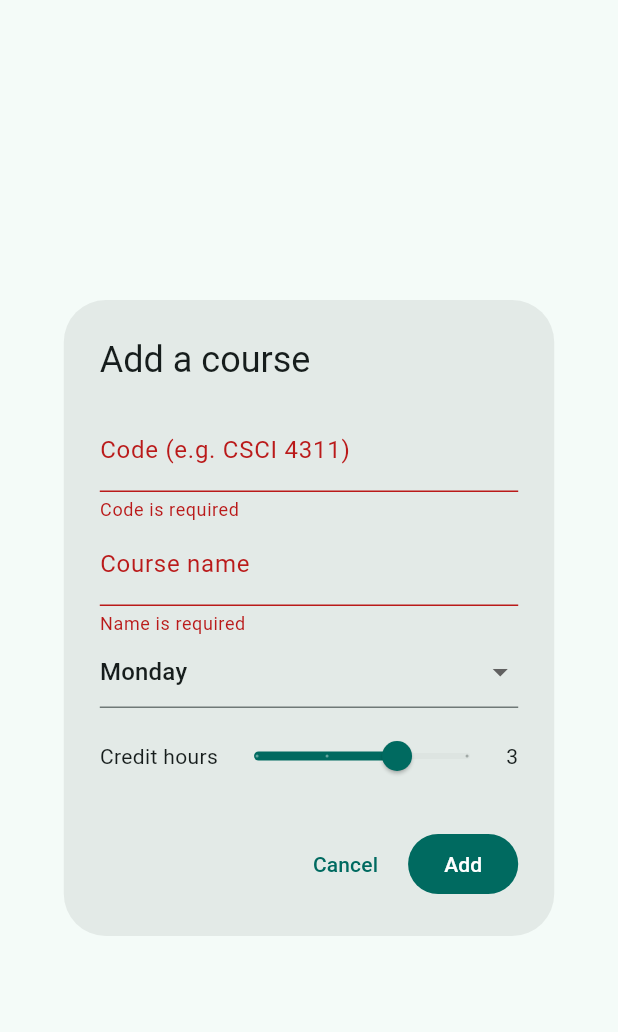
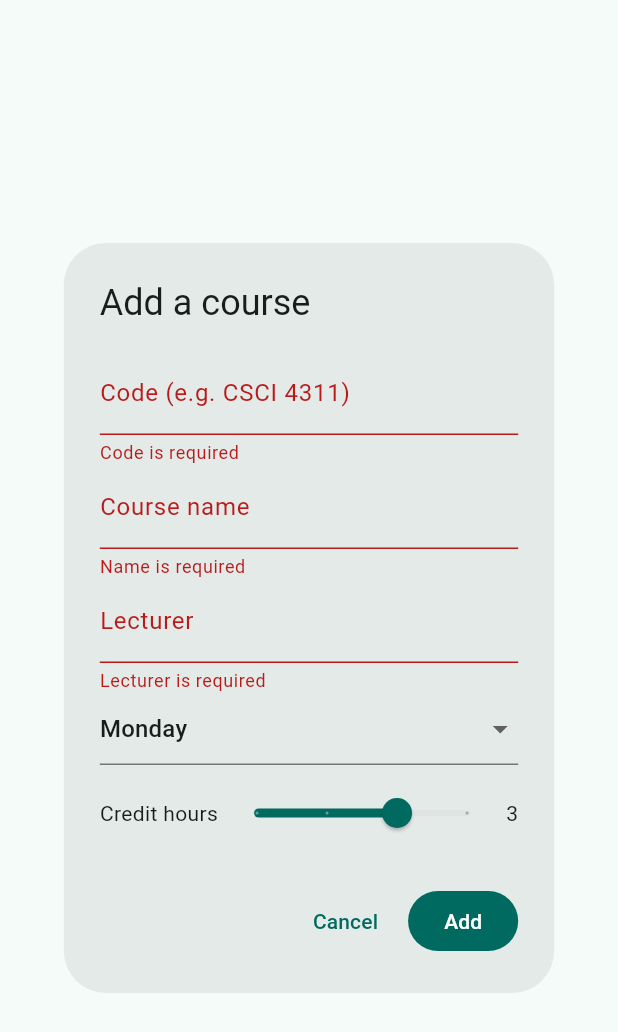
Before and after one commit to AhammadAliPK/campus_buddy_kict, a Flutter app: the AddCourseDialog widget shown alone on an empty page, opened directly with empty values, after a tap on "Add", on a phone screen of 412 x 824 dp. Shown: the top 1032 px of the screen. Run offline on Flutter 3.47's test engine with Material 3 defaults, Android fonts, the phone set to English and light mode, and no system bars.

Commit message:
week 5: instructor field in add dialog

```diff
--- a/lib/add_course_dialog.dart
+++ b/lib/add_course_dialog.dart
@@ -15,6 +15,7 @@ class _AddCourseDialogState extends State<AddCourseDialog> {
   final _formKey = GlobalKey<FormState>();
   final _codeCtrl = TextEditingController();
   final _nameCtrl = TextEditingController();
+  final _lecturerCtrl = TextEditingController();
 
   String _day = 'Monday';
   static const _days = [
@@ -31,6 +32,7 @@ class _AddCourseDialogState extends State<AddCourseDialog> {
   void dispose() {
     _codeCtrl.dispose();
     _nameCtrl.dispose();
+    _lecturerCtrl.dispose();
     super.dispose();
   }
 
@@ -39,7 +41,7 @@ class _AddCourseDialogState extends State<AddCourseDialog> {
     final course = Course(
       code: _codeCtrl.text.trim().toUpperCase(),
       name: _nameCtrl.text.trim(),
-      lecturer: 'TBA',
+      lecturer: _lecturerCtrl.text.trim(),
       day: _day,
       time: '08:00 - 10:00',
       creditHours: _creditHours,
@@ -84,6 +86,15 @@ class _AddCourseDialogState extends State<AddCourseDialog> {
                 validator: (v) =>
                     (v?.trim().isEmpty ?? true) ? 'Name is required' : null,
               ),
+              TextFormField(
+                controller: _lecturerCtrl,
+                decoration:
+                    const InputDecoration(labelText: 'Lecturer'),
+                validator: (v) =>
+                    (v?.trim().isEmpty ?? true)
+                        ? 'Lecturer is required'
+                        : null,
+              ),
               DropdownButtonFormField<String>(
                 initialValue: _day,
                 items: _days
--- a/lib/timetable_screen.dart
+++ b/lib/timetable_screen.dart
@@ -163,7 +163,7 @@ class _TimetableScreenState extends State<TimetableScreen> {
           ),
           title: Text(course.code),
           subtitle: Text(
-            '${course.name} · ${course.day}',
+            '${course.name} · ${course.day} · ${course.lecturer}',
           ),
           trailing: IconButton(
             icon: Icon(
@@ -244,6 +244,7 @@ class _TimetableScreenState extends State<TimetableScreen> {
                   const Spacer(),
                   Text(course.day),
                   Text(course.time),
+                  Text(course.lecturer),
                   Text('${course.creditHours} CH'),
                 ],
               ),
```
